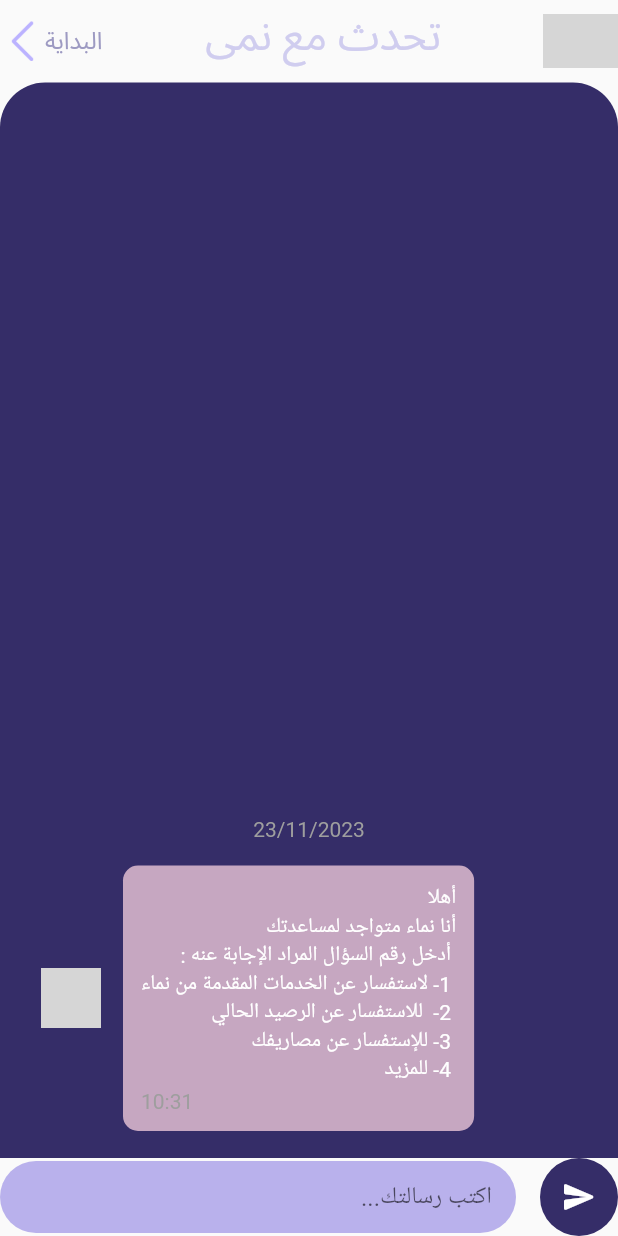
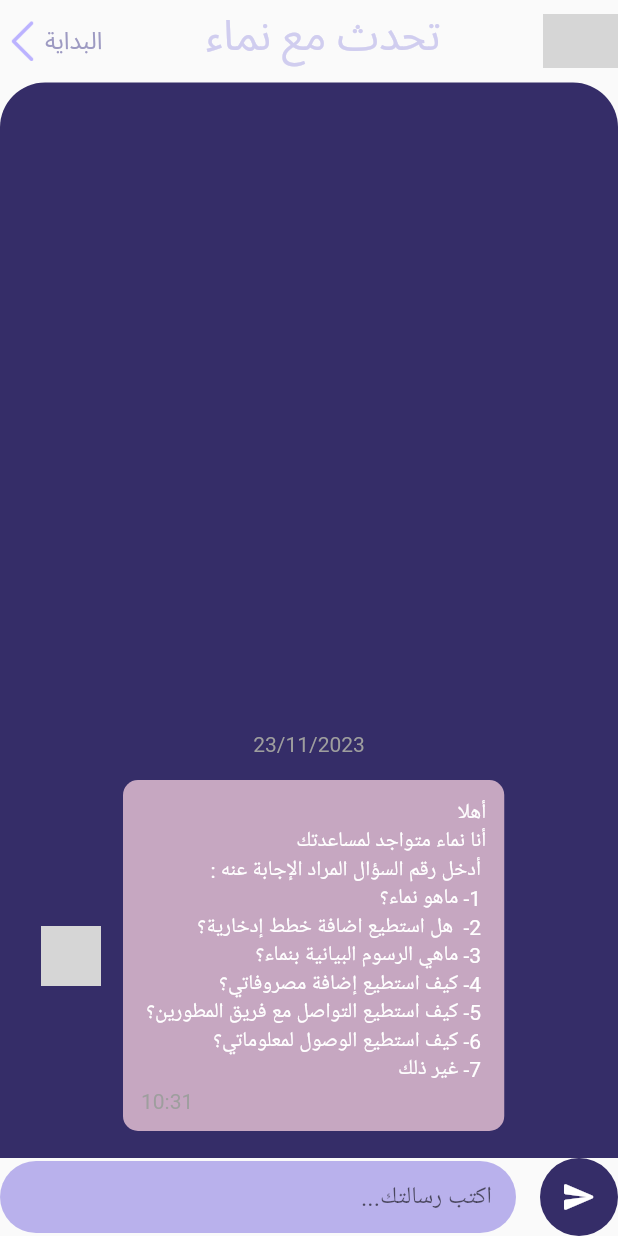
Before and after one commit to reem1alshareef/namaa, a Flutter app: what viewChat() shows on an empty page, opened directly, on a phone screen of 412 x 824 dp. Run offline on Flutter 3.47's test engine with Material 2 defaults, Android fonts, the phone set to English and light mode, and no system bars; our stand-ins replace email_validator, fl_chart, flutter_otp_text_field, get_it, google_fonts, pie_chart and 3 more; missing offline and left inert: chat_gpt_sdk; accounts and stored records are empty; Roboto replaces fonts that are missing (Noto Sans Arabic); grey boxes are pictures that could not be loaded.

Commit message:
adding questions

```diff
--- a/lib/chat/viewChat.dart
+++ b/lib/chat/viewChat.dart
@@ -266,7 +266,6 @@
 
 
 import 'package:flutter/material.dart';
-import 'package:chat_gpt_sdk/chat_gpt_sdk.dart';
 import 'package:namaagp/Identity%20Elements/mainHeader.dart';
 import 'package:namaagp/chat/viewModalChat.dart';
 
@@ -279,14 +278,14 @@ class _viewChatState extends State<viewChat> {
   final List<Message> messages = [
     Message(
       text:
-          'أهلا \nأنا نماء متواجد لمساعدتك \n أدخل رقم السؤال المراد الإجابة عنه : \n 1- لاستفسار عن الخدمات المقدمة من نماء\n 2-  للاستفسار عن الرصيد الحالي \n 3- للإستفسار عن مصاريفك \n 4- للمزيد',
+          'أهلا \nأنا نماء متواجد لمساعدتك \n أدخل رقم السؤال المراد الإجابة عنه : \n 1- ماهو نماء؟\n 2-  هل استطيع اضافة خطط إدخارية؟ \n 3- ماهي الرسوم البيانية بنماء؟ \n 4- كيف استطيع إضافة مصروفاتي؟\n 5- كيف استطيع التواصل مع فريق المطورين؟ \n 6- كيف استطيع الوصول لمعلوماتي؟\n 7- غير ذلك',
       isUser: false,
       time: DateTime.now().add(Duration(minutes: 1)),
     ),
   ];
 
   final TextEditingController _messageController = TextEditingController();
-  final List<String> choices = ['4', '3', '2', '1'];
+  final List<String> choices = ['7','6','5','4', '3', '2', '1'];
 
   DateTime? lastDisplayedDate;
 
@@ -296,7 +295,7 @@ class _viewChatState extends State<viewChat> {
   Widget build(BuildContext context) {
     return Column(
       children: [
-        mainHeader(title: 'تحدث مع نمى'),
+        mainHeader(title: 'تحدث مع نماء'),
         Expanded(
           child: Container(
             padding: EdgeInsets.symmetric(horizontal: 20, vertical: 10),
@@ -362,7 +361,7 @@ class _viewChatState extends State<viewChat> {
 
     _messageController.clear();
 
-    if (text == '4') {
+    if (text == '7') {
       // User entered '4', start the viewModelChat
       await _viewModelChat.startChat(_receiveChatGPTResponse);
     } else if (choices.contains(text)) {
@@ -380,11 +379,17 @@ class _viewChatState extends State<viewChat> {
     // Customize responses based on the user's choice
     switch (choice) {
       case '1':
-        return 'إجابة 1';
+        return 'نماء هو تطبيق متاح للجوالات الذكية، يمكنك من تتبع مصاريفك ويساعدك بإدارتها';
       case '2':
-        return 'إجابة 2';
+        return 'يمكنك إضافة خططك الإدخارية عبر أيقونة الحصالة المتواجدة بالشريط السفلي';
       case '3':
-        return 'إجابة 3';
+        return 'تستطيع استكشاف مصاريفك عبر الصفحة الرئيسية من تطبيق نماء، الرسوم البيانية عبارة عن ثلاث رسومات: \n قيمة المصروفات، يمثل هذا الرسم مصروفاتك عبر أيام الأسبوع \n فئة المصروفات، يمثل هذا الرسم البياني نسبة مصروفاتك من كل فئة \n العملات، يمثل هذا الرسم البياني نسبة أموالك من كل عملة';
+      case '4':
+        return 'تستطيع إضافة مصروفاتك من خلال أيقونة الإضافة الظاهرة بالشاشة الرئيسية';
+      case '5':
+        return 'تستطيع التواصل مع فريق المطورين عبر البريد الإلكتروني التالي: \n NamaaAppTeam@gmail.com';
+      case '6':
+        return 'تستطيع الوصول لمعلوماتك عبر أيقونة الإعدادات بأعلى الصفحة الرئيسية';
       default:
         return 'شكرًا على رسالتك!';
     }
--- a/lib/chat/viewModalChat.dart
+++ b/lib/chat/viewModalChat.dart
@@ -28,7 +28,7 @@ class viewModalChat extends BaseViewModel {
     // You may need to initialize your ChatGPT connection or setup here
     // ...
     // For demonstration purposes, let's simulate a response after initiating the chat
-    onReceiveResponse('ChatGPT response for: 4');
+    onReceiveResponse('اطرح سؤالك لنماء');
   }
 
   void _receiveChatGPTResponse(String answer) {
```
